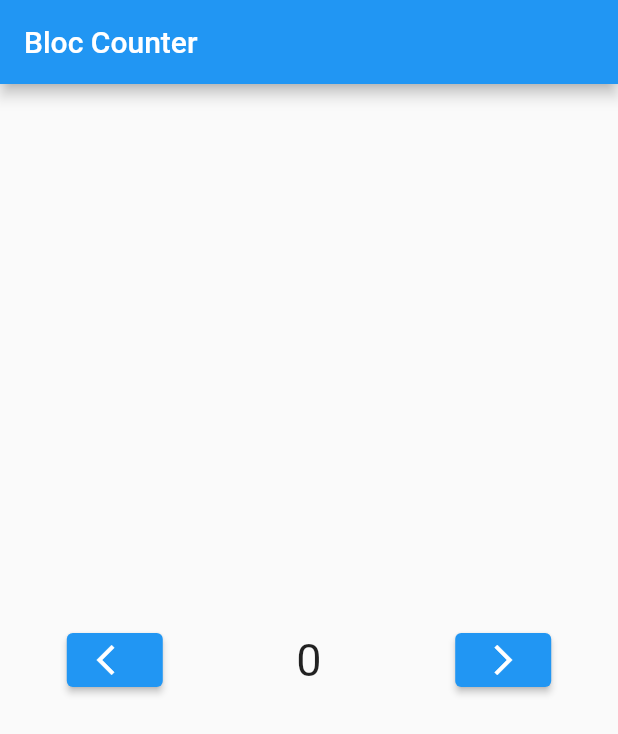
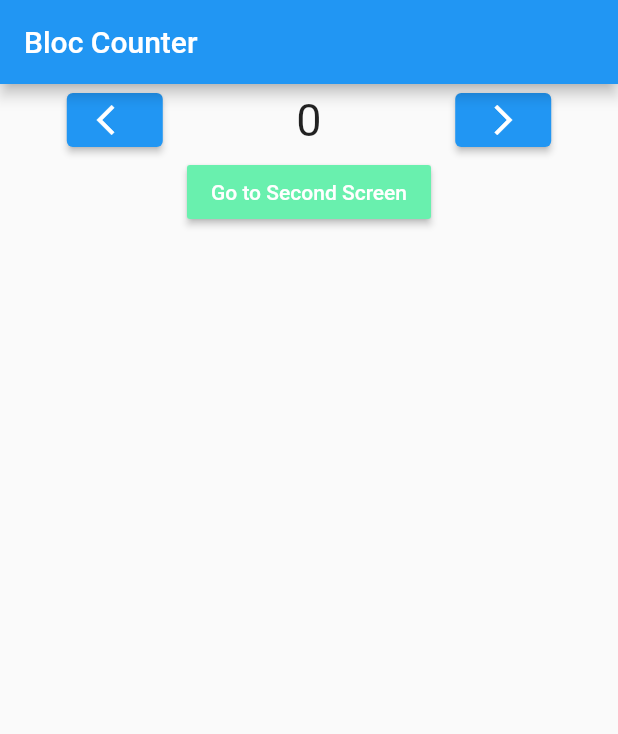
Before and after one commit to Muhib370621/Counter-App-Using-BLoC, a Flutter app: the screen it shows after launch, on a phone screen of 412 x 824 dp. Shown: the top 734 px of the screen. Run offline on Flutter 3.47's test engine with Material 2 defaults, Android fonts, the phone set to English and light mode, and no system bars; our stand-ins replace bloc, equatable, flutter_bloc.

Commit message:
parameters passed on next screen

```diff
--- a/lib/Views/CounterPage.dart
+++ b/lib/Views/CounterPage.dart
@@ -1,4 +1,5 @@
 import 'package:bloccounter/Cubit/counter_cubit.dart';
+import 'package:bloccounter/Views/secondScreen.dart';
 import 'package:flutter/material.dart';
 import 'package:flutter_bloc/flutter_bloc.dart';
 
@@ -12,7 +13,10 @@ class CounterPage extends StatelessWidget {
           title: Text(
         "Bloc Counter",
       )),
-      body: BlocListener<CounterCubit, CounterState>(
+      body: Center(
+        child: Column(
+          children: [
+            BlocConsumer<CounterCubit, CounterState>(
               listener: (context, state) {
                 // TODO: implement listener
                 if (state.wasIncremented == true) {
@@ -29,8 +33,8 @@ class CounterPage extends StatelessWidget {
                   );
                 }
               },
-        child: Center(
-          child: Row(
+              builder: (context, state) {
+                return Row(
                   mainAxisAlignment: MainAxisAlignment.spaceAround,
                   crossAxisAlignment: CrossAxisAlignment.center,
                   children: [
@@ -53,7 +57,19 @@ class CounterPage extends StatelessWidget {
                         },
                         child: Icon(Icons.arrow_forward_ios)),
                   ],
+                );
+              },
             ),
+            MaterialButton(
+                color: Colors.greenAccent,
+                child: Text(
+                  'Go to Second Screen',
+                  style: TextStyle(color: Colors.white),
+                ),
+                onPressed: () {
+                  Navigator.of(context).push(MaterialPageRoute(builder: (context) => SecondScreen()));
+                })
+          ],
         ),
       ),
     );
```
Also changed, not shown: lib/Views/secondScreen.dart (added, +67 -0 lines). Lines whose indentation alone changed are shown as unchanged.
